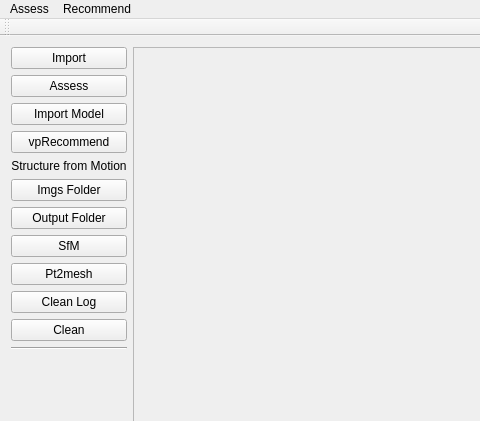
h005/vpRecommendation, file mainwindow.ui: the form before one commit; both pictures show x 0 to 480 and y 0 to 421 of the 1224 by 646 pixel window.
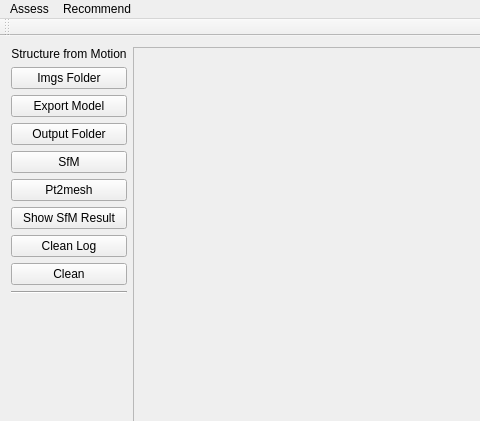
The form after the commit.

Commit message: modify the ui for structure from motion

```diff
--- a/mainwindow.ui
+++ b/mainwindow.ui
@@ -26,34 +26,6 @@
    <layout class="QGridLayout" name="gridLayout">
     <item row="0" column="0">
      <layout class="QVBoxLayout" name="verticalLayout">
-      <item>
-       <widget class="QPushButton" name="importImgs">
-        <property name="text">
-         <string>Import</string>
-        </property>
-       </widget>
-      </item>
-      <item>
-       <widget class="QPushButton" name="assess">
-        <property name="text">
-         <string>Assess</string>
-        </property>
-       </widget>
-      </item>
-      <item>
-       <widget class="QPushButton" name="importModel">
-        <property name="text">
-         <string>Import Model</string>
-        </property>
-       </widget>
-      </item>
-      <item>
-       <widget class="QPushButton" name="recommend">
-        <property name="text">
-         <string>vpRecommend</string>
-        </property>
-       </widget>
-      </item>
       <item>
        <widget class="QLabel" name="sfmLabel">
         <property name="text">
@@ -71,6 +43,13 @@
         </property>
        </widget>
       </item>
+      <item>
+       <widget class="QPushButton" name="exportModel">
+        <property name="text">
+         <string>Export Model</string>
+        </property>
+       </widget>
+      </item>
       <item>
        <widget class="QPushButton" name="sfm_outputFolder">
         <property name="text">
@@ -92,6 +71,13 @@
         </property>
        </widget>
       </item>
+      <item>
+       <widget class="QPushButton" name="showSfM">
+        <property name="text">
+         <string>Show SfM Result</string>
+        </property>
+       </widget>
+      </item>
       <item>
        <widget class="QPushButton" name="cleanLog">
         <property name="text">
```
Left out of the diff: 2 changed lines with no effect on the pictures. The commit also changes 4 other files.
